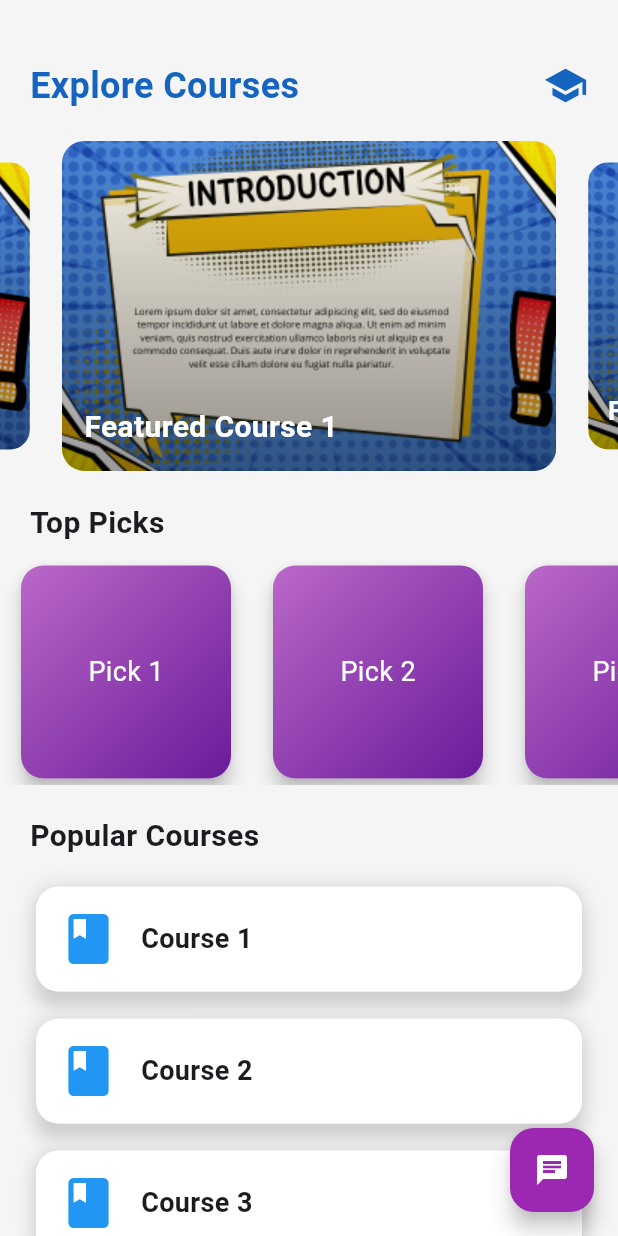
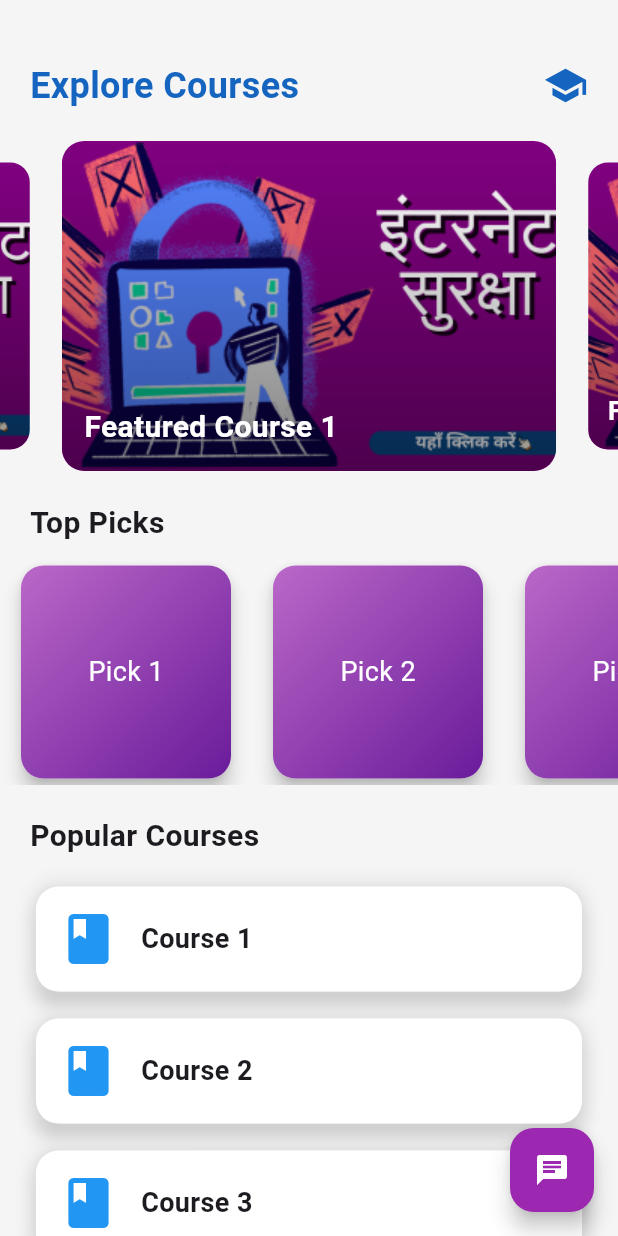
Before and after one commit to adi99304/DigiSetu, a Flutter app: the HomePage screen opened directly, on a phone screen of 412 x 824 dp. Run offline on Flutter 3.47's test engine with Material 3 defaults, Android fonts, the phone set to English and light mode, and no system bars; drawn by our look-alikes of carousel_slider, showcaseview; our stand-ins replace animate_do, file_picker, google_generative_ai, shared_preferences; missing offline and left inert: tutorial_coach_mark; accounts and stored records are empty.

Commit message:
sumanyus commit 4

```diff
--- a/lib/home_page.dart
+++ b/lib/home_page.dart
@@ -52,7 +52,7 @@ class HomePage extends StatelessWidget {
                     children: [
                       // Course Image
                       Image.asset(
-                        'assets/poo.png', // Replace with actual image paths
+                        'assets/poo (2).png', // Replace with actual image paths
                         fit: BoxFit.cover,
                       ),
                       // Gradient Overlay for Better Readability
--- a/pubspec.yaml
+++ b/pubspec.yaml
@@ -72,7 +72,7 @@ flutter:
     - assets/profile.jpg
     - assets/img.png
     - assets/NameField.png
-    - assets/poo.png
+    - assets/poo (2).png
 
 
   # An image asset can refer to one or more resolution-specific "variants", see
```
Also changed, not shown: assets/poo (2).png (added).
